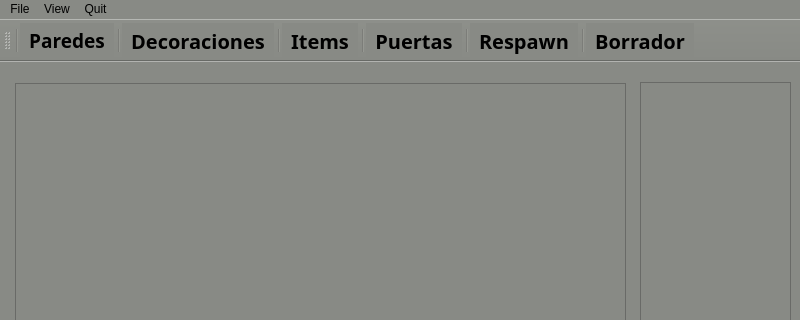
This is qt/editor/editor.ui in joaquinfontela/Wolfenstein-3D as Qt 5 draws it before an edit; both pictures show x 0 to 800 and y 0 to 320 of the 800 by 609 pixel window. The edited form follows.
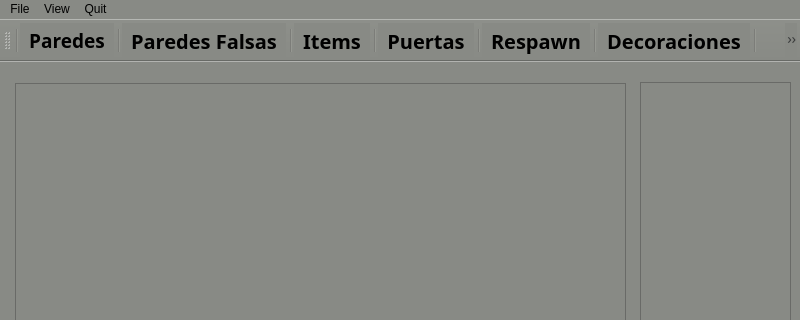
This is the edited form. Icons and pictures are not drawn.

Diff of the .ui file:
```diff
--- a/qt/editor/editor.ui
+++ b/qt/editor/editor.ui
@@ -217,15 +217,6 @@
         </color>
        </brush>
       </colorrole>
-      <colorrole role="PlaceholderText">
-       <brush brushstyle="SolidPattern">
-        <color alpha="128">
-         <red>0</red>
-         <green>0</green>
-         <blue>0</blue>
-        </color>
-       </brush>
-      </colorrole>
      </active>
      <inactive>
       <colorrole role="WindowText">
@@ -363,15 +354,6 @@
         </color>
        </brush>
       </colorrole>
-      <colorrole role="PlaceholderText">
-       <brush brushstyle="SolidPattern">
-        <color alpha="128">
-         <red>0</red>
-         <green>0</green>
-         <blue>0</blue>
-        </color>
-       </brush>
-      </colorrole>
      </inactive>
      <disabled>
       <colorrole role="WindowText">
@@ -509,15 +491,6 @@
         </color>
        </brush>
       </colorrole>
-      <colorrole role="PlaceholderText">
-       <brush brushstyle="SolidPattern">
-        <color alpha="128">
-         <red>0</red>
-         <green>0</green>
-         <blue>0</blue>
-        </color>
-       </brush>
-      </colorrole>
      </disabled>
     </palette>
    </property>
@@ -541,7 +514,7 @@
    <addaction name="separator"/>
    <addaction name="actionParedes"/>
    <addaction name="separator"/>
-   <addaction name="actionDecoraciones"/>
+   <addaction name="actionParedes_Falsas"/>
    <addaction name="separator"/>
    <addaction name="actionItems"/>
    <addaction name="separator"/>
@@ -549,6 +522,8 @@
    <addaction name="separator"/>
    <addaction name="actionRespawn"/>
    <addaction name="separator"/>
+   <addaction name="actionDecoraciones"/>
+   <addaction name="separator"/>
    <addaction name="actionBorrador"/>
   </widget>
   <action name="actionNew">
@@ -692,6 +667,19 @@
     </font>
    </property>
   </action>
+  <action name="actionParedes_Falsas">
+   <property name="text">
+    <string>Paredes Falsas</string>
+   </property>
+   <property name="font">
+    <font>
+     <family>Ubuntu Condensed</family>
+     <pointsize>15</pointsize>
+     <weight>75</weight>
+     <bold>true</bold>
+    </font>
+   </property>
+  </action>
  </widget>
  <resources/>
  <connections/>
```
